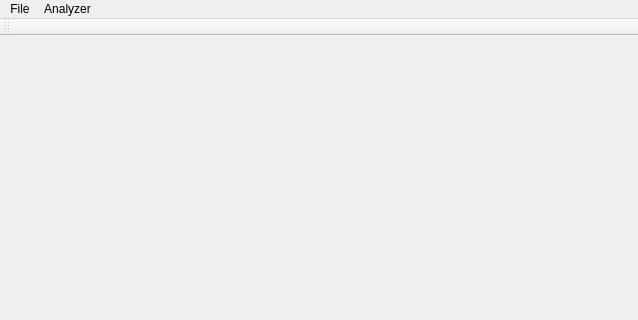
MarkusKastner/Analyzer, file Analyzer/mainwindow/MainWindow.ui: the form before one commit; both pictures show x 0 to 638 and y 0 to 320 of the 638 by 526 pixel window.
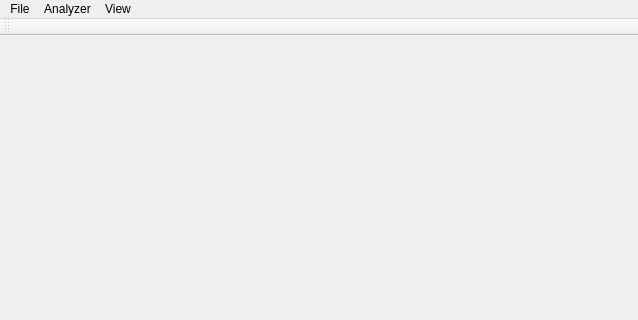
The form after the commit.

```diff
--- a/Analyzer/mainwindow/MainWindow.ui
+++ b/Analyzer/mainwindow/MainWindow.ui
@@ -42,8 +42,15 @@
     </widget>
     <addaction name="menuWorking_Mode"/>
    </widget>
+   <widget class="QMenu" name="menuView">
+    <property name="title">
+     <string>View</string>
+    </property>
+    <addaction name="actionDisplayOptions"/>
+   </widget>
    <addaction name="menuFile"/>
    <addaction name="menuAnalyzer"/>
+   <addaction name="menuView"/>
   </widget>
   <widget class="QToolBar" name="mainToolBar">
    <attribute name="toolBarArea">
```
Left out of the diff: 7 changed lines with no effect on the pictures.
